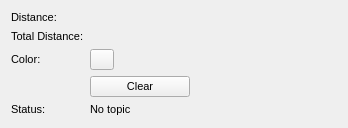
Qt form mapviz_plugins/ui/measuring_config.ui (swri-robotics/mapviz) before a commit.
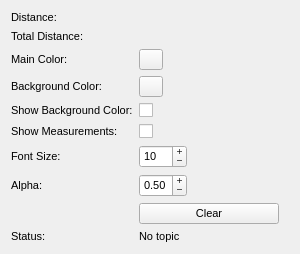
The same form after that commit. Custom widgets are drawn as their Qt base class.

Commit message:
638 add text to measuring plugin (#640)
* Display measurement tags alongside measurement lines on the map

Diff of the .ui file:
```diff
--- a/mapviz_plugins/ui/measuring_config.ui
+++ b/mapviz_plugins/ui/measuring_config.ui
@@ -6,8 +6,8 @@
    <rect>
     <x>0</x>
     <y>0</y>
-    <width>348</width>
-    <height>128</height>
+    <width>300</width>
+    <height>240</height>
    </rect>
   </property>
   <property name="font">
@@ -68,27 +68,8 @@
      </property>
     </widget>
    </item>
-   <item row="2" column="0">
-    <widget class="QLabel" name="label_4">
-     <property name="sizePolicy">
-      <sizepolicy hsizetype="Maximum" vsizetype="Preferred">
-       <horstretch>0</horstretch>
-       <verstretch>0</verstretch>
-      </sizepolicy>
-     </property>
-     <property name="maximumSize">
-      <size>
-       <width>50</width>
-       <height>16777215</height>
-      </size>
-     </property>
-     <property name="text">
-      <string>Color: </string>
-     </property>
-    </widget>
-   </item>
    <item row="2" column="1">
-    <widget class="mapviz::ColorButton" name="color">
+    <widget class="mapviz::ColorButton" name="main_color">
      <property name="maximumSize">
       <size>
        <width>24</width>
@@ -103,11 +84,45 @@
      </property>
     </widget>
    </item>
-   <item row="3" column="1">
+   <item row="9" column="0">
+    <widget class="QLabel" name="label_2">
+     <property name="text">
+      <string>Status:</string>
+     </property>
+    </widget>
+   </item>
+   <item row="9" column="1">
+    <widget class="QLabel" name="status">
+     <property name="styleSheet">
+      <string notr="true"/>
+     </property>
+     <property name="text">
+      <string>No topic</string>
+     </property>
+     <property name="wordWrap">
+      <bool>true</bool>
+     </property>
+    </widget>
+   </item>
+   <item row="5" column="1">
+    <widget class="QCheckBox" name="show_measurements">
+     <property name="text">
+      <string/>
+     </property>
+    </widget>
+   </item>
+   <item row="5" column="0">
+    <widget class="QLabel" name="label">
+     <property name="text">
+      <string>Show Measurements:</string>
+     </property>
+    </widget>
+   </item>
+   <item row="8" column="1">
     <widget class="QPushButton" name="clear">
      <property name="maximumSize">
       <size>
-       <width>100</width>
+       <width>140</width>
        <height>16777215</height>
       </size>
      </property>
@@ -122,23 +137,108 @@
      </property>
     </widget>
    </item>
+   <item row="3" column="1">
+    <widget class="mapviz::ColorButton" name="bkgnd_color">
+     <property name="maximumSize">
+      <size>
+       <width>24</width>
+       <height>24</height>
+      </size>
+     </property>
+     <property name="text">
+      <string/>
+     </property>
+     <property name="default">
+      <bool>false</bool>
+     </property>
+    </widget>
+   </item>
+   <item row="2" column="0">
+    <widget class="QLabel" name="label_4">
+     <property name="text">
+      <string>Main Color: </string>
+     </property>
+    </widget>
+   </item>
+   <item row="3" column="0">
+    <widget class="QLabel" name="label_6">
+     <property name="text">
+      <string>Background Color:</string>
+     </property>
+    </widget>
+   </item>
    <item row="4" column="0">
-    <widget class="QLabel" name="label_2">
+    <widget class="QLabel" name="label_7">
      <property name="text">
-      <string>Status:</string>
+      <string>Show Background Color:</string>
      </property>
     </widget>
    </item>
    <item row="4" column="1">
-    <widget class="QLabel" name="status">
-     <property name="styleSheet">
-      <string notr="true"/>
+    <widget class="QCheckBox" name="show_bkgnd_color">
+     <property name="text">
+      <string/>
      </property>
+    </widget>
+   </item>
+   <item row="6" column="1">
+    <widget class="QSpinBox" name="font_size">
+     <property name="maximumSize">
+      <size>
+       <width>48</width>
+       <height>16777215</height>
+      </size>
+     </property>
+     <property name="buttonSymbols">
+      <enum>QAbstractSpinBox::PlusMinus</enum>
+     </property>
+     <property name="minimum">
+      <number>5</number>
+     </property>
+     <property name="maximum">
+      <number>40</number>
+     </property>
+     <property name="value">
+      <number>10</number>
+     </property>
+    </widget>
+   </item>
+   <item row="6" column="0">
+    <widget class="QLabel" name="label_8">
      <property name="text">
-      <string>No topic</string>
+      <string>Font Size:</string>
      </property>
-     <property name="wordWrap">
-      <bool>true</bool>
+    </widget>
+   </item>
+   <item row="7" column="1">
+    <widget class="QDoubleSpinBox" name="alpha">
+     <property name="maximumSize">
+      <size>
+       <width>48</width>
+       <height>16777215</height>
+      </size>
+     </property>
+     <property name="buttonSymbols">
+      <enum>QAbstractSpinBox::PlusMinus</enum>
+     </property>
+     <property name="minimum">
+      <double>0.0</double>
+     </property>
+     <property name="maximum">
+      <double>1.0</double>
+     </property>
+     <property name="value">
+      <double>0.5</double>
+     </property>
+     <property name="singleStep">
+      <double>0.1</double>
+     </property>
+    </widget>
+   </item>
+   <item row="7" column="0">
+    <widget class="QLabel" name="label_9">
+     <property name="text">
+      <string>Alpha:</string>
      </property>
     </widget>
    </item>
```
The commit also changes 2 other files.
